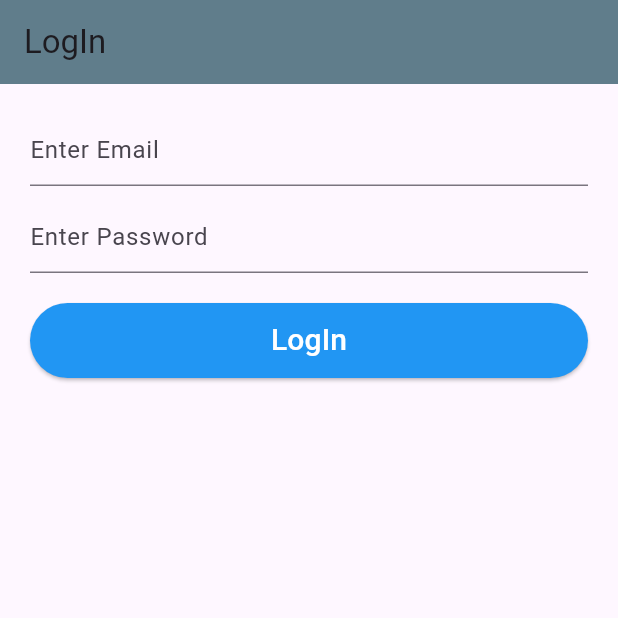
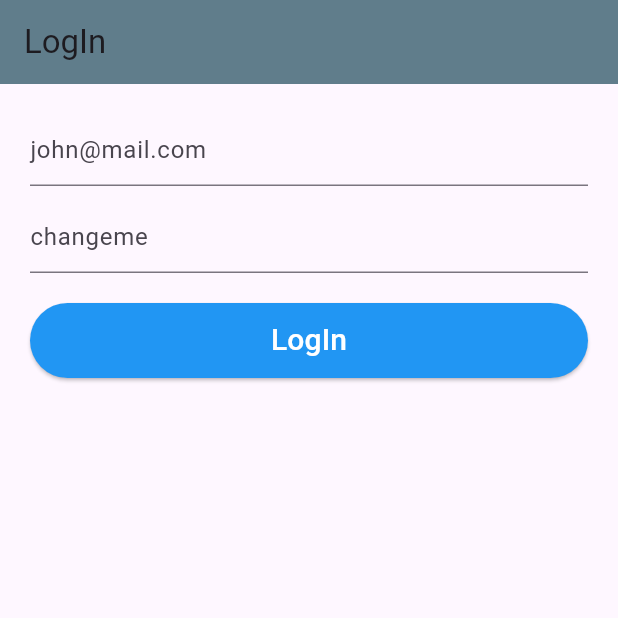
Before and after one commit to NomanNayeem5516/-Weather-App-using-Clean-Architecture, a Flutter app: the screen it shows after launch, on a phone screen of 412 x 824 dp, the top half of it. Run offline on Flutter 3.47's test engine with Material 3 defaults, Android fonts, the phone set to English and light mode, and no system bars; our stand-ins replace bloc, dio, flutter_bloc, shared_preferences.

Commit message:
log in complite

```diff
--- a/lib/cubit/log_in_cubit.dart
+++ b/lib/cubit/log_in_cubit.dart
@@ -2,6 +2,7 @@ import 'package:bloc/bloc.dart';
 import 'package:flutter/cupertino.dart';
 import 'package:flutter/material.dart';
 import 'package:meta/meta.dart';
+import 'package:weather_app_eith_clean_arc/helper/storage_helper.dart';
 import 'package:weather_app_eith_clean_arc/models/login_model.dart';
 import 'package:weather_app_eith_clean_arc/screens/home_page.dart';
 
@@ -22,6 +23,7 @@ class LogInCubit extends Cubit<LogInState> {
     };
     Repository().login(requestBody).then((value){
       emit(LogInLoaded(value));
+      StorageHelper().setUserAccessToken(value.accessToken??"");
       Navigator.push(context, MaterialPageRoute(builder: (context)=>const HomePage()));
 
       debugPrint('Data===>${value.toString()}');
--- /dev/null
+++ b/lib/helper/storage_helper.dart
@@ -0,0 +1,21 @@
+
+
+import 'package:shared_preferences/shared_preferences.dart';
+
+class StorageHelper {
+  static final StorageHelper _singleton = StorageHelper._internal();
+
+  factory StorageHelper() {
+    return _singleton;
+  }
+
+  StorageHelper._internal();
+
+  late SharedPreferences sp;
+  Future<void>init ()async{
+    sp=await SharedPreferences.getInstance();
+  }
+  void setUserAccessToken (String token){sp.setString('user_access_token', token);}
+  String getUserAccessToken (){return sp.getString('user_access_token')??"";}
+
+}
--- a/lib/helper/string_helper.dart
+++ b/lib/helper/string_helper.dart
@@ -7,6 +7,9 @@ class StringHelper{
 
   StringHelper._internal();
   static const String logIn='LogIn';
-  static const String enterEmail='Enter Email';
-  static const String enterPassword='Enter Password';
+  static const String enterEmail='john@mail.com';
+  static const String enterPassword='changeme';
+  static const String location='Location';
+  static const String enterPlace='Enter Place';
+  static const String changeProfile='Change Profile';
 }
--- a/lib/main.dart
+++ b/lib/main.dart
@@ -1,8 +1,11 @@
 import 'package:flutter/material.dart';
+import 'package:weather_app_eith_clean_arc/helper/storage_helper.dart';
 import 'package:weather_app_eith_clean_arc/screens/authScreens/splash_screen.dart';
 import 'package:weather_app_eith_clean_arc/screens/home_page.dart';
 
-void main() {
+void main() async{
+  WidgetsFlutterBinding.ensureInitialized();
+ await StorageHelper().init();
   runApp(const MyApp());
 }
 
--- a/pubspec.yaml
+++ b/pubspec.yaml
@@ -38,6 +38,7 @@ dependencies:
   dio:
   image_picker:
   flutter_bloc: ^8.0.0
+  shared_preferences: ^2.3.2
 
 dev_dependencies:
   flutter_test:
```
Also changed, not shown: lib/screens/home_page.dart (+17 -1 lines), pubspec.lock, 1 other file.
